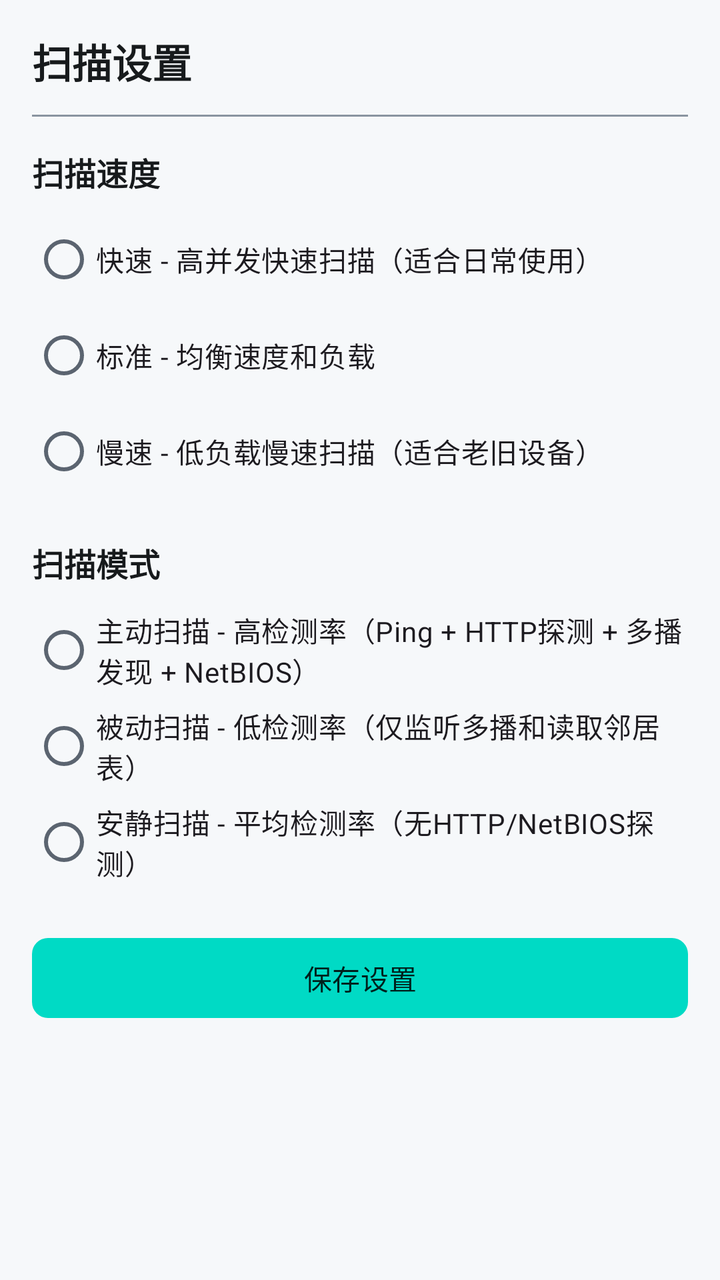
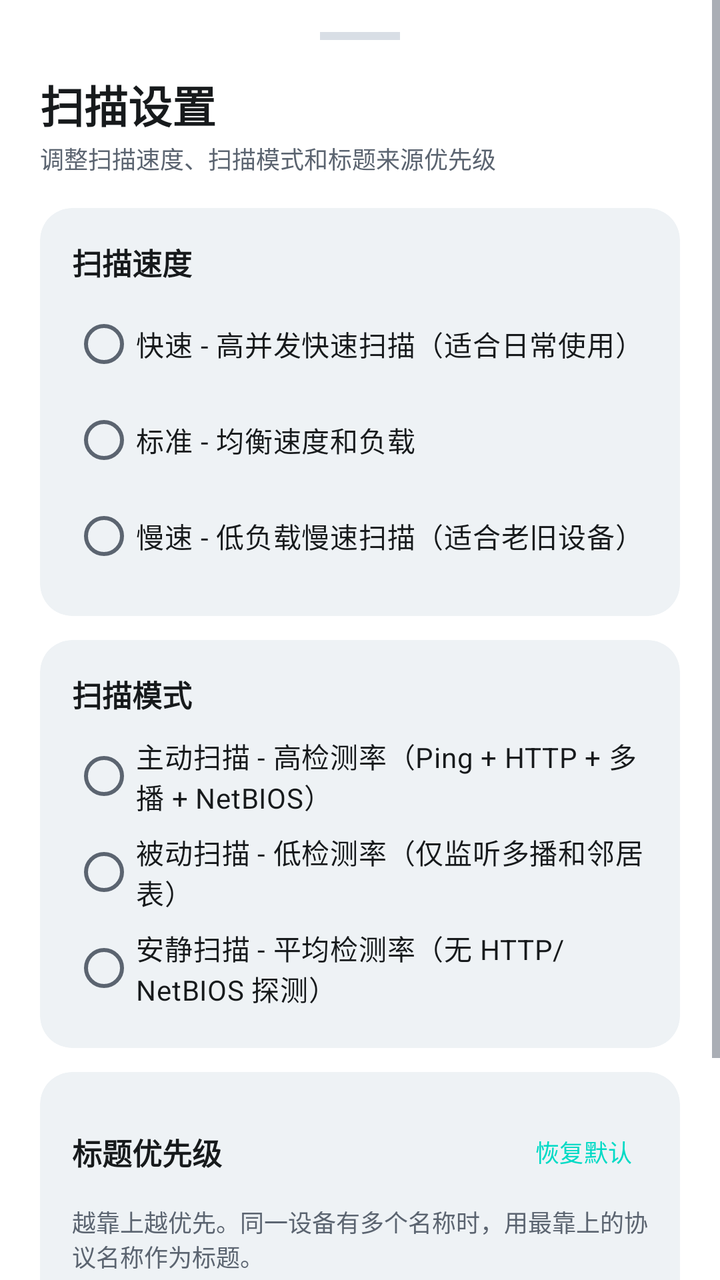

An Android layout rendered at two revisions. The XML below is the earlier revision; the diff shows what the commit changed to produce the second picture.
<!-- AndroidManifest.xml: application theme Theme.NetworkTool -->
<!-- res/layout/dialog_scan_settings.xml -->
<?xml version="1.0" encoding="utf-8"?>
<ScrollView xmlns:android="http://schemas.android.com/apk/res/android"
    xmlns:app="http://schemas.android.com/apk/res-auto"
    android:layout_width="match_parent"
    android:layout_height="wrap_content"
    android:fillViewport="true">

<LinearLayout
    android:layout_width="match_parent"
    android:layout_height="wrap_content"
    android:orientation="vertical"
    android:padding="16dp">

    <TextView
        android:layout_width="wrap_content"
        android:layout_height="wrap_content"
        android:text="扫描设置"
        android:textSize="20sp"
        android:textStyle="bold"
        android:textColor="?attr/colorOnSurface" />

    <View
        android:layout_width="match_parent"
        android:layout_height="1dp"
        android:layout_marginTop="12dp"
        android:background="?attr/colorOutline" />

    
    <TextView
        android:layout_width="wrap_content"
        android:layout_height="wrap_content"
        android:layout_marginTop="16dp"
        android:text="扫描速度"
        android:textSize="16sp"
        android:textStyle="bold"
        android:textColor="?attr/colorOnSurface" />

    <RadioGroup
        android:id="@+id/speedGroup"
        android:layout_width="match_parent"
        android:layout_height="wrap_content"
        android:layout_marginTop="8dp">

        <RadioButton
            android:id="@+id/speedFast"
            android:layout_width="match_parent"
            android:layout_height="wrap_content"
            android:text="快速 - 高并发快速扫描（适合日常使用）"
            android:buttonTint="?attr/colorPrimary" />

        <RadioButton
            android:id="@+id/speedStandard"
            android:layout_width="match_parent"
            android:layout_height="wrap_content"
            android:text="标准 - 均衡速度和负载"
            android:buttonTint="?attr/colorPrimary" />

        <RadioButton
            android:id="@+id/speedSlow"
            android:layout_width="match_parent"
            android:layout_height="wrap_content"
            android:text="慢速 - 低负载慢速扫描（适合老旧设备）"
            android:buttonTint="?attr/colorPrimary" />

    </RadioGroup>

    
    <TextView
        android:layout_width="wrap_content"
        android:layout_height="wrap_content"
        android:layout_marginTop="20dp"
        android:text="扫描模式"
        android:textSize="16sp"
        android:textStyle="bold"
        android:textColor="?attr/colorOnSurface" />

    <RadioGroup
        android:id="@+id/modeGroup"
        android:layout_width="match_parent"
        android:layout_height="wrap_content"
        android:layout_marginTop="8dp">

        <RadioButton
            android:id="@+id/modeActive"
            android:layout_width="match_parent"
            android:layout_height="wrap_content"
            android:text="主动扫描 - 高检测率（Ping + HTTP探测 + 多播发现 + NetBIOS）"
            android:buttonTint="?attr/colorPrimary" />

        <RadioButton
            android:id="@+id/modePassive"
            android:layout_width="match_parent"
            android:layout_height="wrap_content"
            android:text="被动扫描 - 低检测率（仅监听多播和读取邻居表）"
            android:buttonTint="?attr/colorPrimary" />

        <RadioButton
            android:id="@+id/modeQuiet"
            android:layout_width="match_parent"
            android:layout_height="wrap_content"
            android:text="安静扫描 - 平均检测率（无HTTP/NetBIOS探测）"
            android:buttonTint="?attr/colorPrimary" />

    </RadioGroup>

    <com.google.android.material.button.MaterialButton
        android:id="@+id/btnSave"
        android:layout_width="match_parent"
        android:layout_height="48dp"
        android:layout_marginTop="20dp"
        android:text="保存设置"
        app:cornerRadius="8dp" />

</LinearLayout>

</ScrollView>
<!-- resources referenced by this layout -->
<resources>
  <style name="Theme.NetworkTool" parent="Theme.Material3.Light.NoActionBar">
          
          <item name="colorPrimary">@color/colorPrimary</item>
          <item name="colorPrimaryDark">@color/colorPrimaryDark</item>
          <item name="colorAccent">@color/colorAccent</item>
          <item name="colorOnPrimary">@color/colorOnPrimary</item>
          <item name="colorPrimaryContainer">@color/colorPrimaryContainer</item>
          <item name="colorOnPrimaryContainer">@color/colorOnPrimaryContainer</item>
  
          
          <item name="android:colorBackground">@color/colorBackground</item>
          <item name="colorSurface">@color/colorSurface</item>
          <item name="colorOnSurface">@color/colorOnSurface</item>
          <item name="colorOnBackground">@color/colorOnBackground</item>
          <item name="colorSurfaceVariant">@color/colorSurfaceContainer</item>
          <item name="colorOnSurfaceVariant">@color/textSecondary</item>
  
          
          <item name="colorOutline">@color/colorOutline</item>
          <item name="colorOutlineVariant">@color/colorOutlineVariant</item>
  
          
          <item name="android:textColorPrimary">@color/textPrimary</item>
          <item name="android:textColorSecondary">@color/textSecondary</item>
  
          
          <item name="android:statusBarColor">@color/colorBackground</item>
          <item name="android:navigationBarColor">@color/colorSurface</item>
          <item name="android:windowLightStatusBar">true</item>
          <item name="android:windowLightNavigationBar">true</item>
          <item name="android:windowBackground">@color/colorBackground</item>
          <item name="android:windowDrawsSystemBarBackgrounds">true</item>
  
          
          <item name="toolbarStyle">@style/Widget.NetworkTool.Toolbar</item>
          <item name="materialButtonStyle">@style/Widget.NetworkTool.Button</item>
      </style>
  <color name="colorPrimary">#00DAC5</color>
  <color name="colorPrimaryDark">#00B5A1</color>
  <color name="colorAccent">#00DAC5</color>
  <color name="colorOnPrimary">#00201C</color>
  <color name="colorPrimaryContainer">#B8FFF7</color>
  <color name="colorOnPrimaryContainer">#00201C</color>
  <color name="colorBackground">#F6F8FA</color>
  <color name="colorSurface">#FFFFFF</color>
  <color name="colorOnSurface">#171A1C</color>
  <color name="colorOnBackground">#171A1C</color>
  <color name="colorSurfaceContainer">#EEF2F5</color>
  <color name="textSecondary">#5B6470</color>
  <color name="colorOutline">#8A94A0</color>
  <color name="colorOutlineVariant">#D8DEE5</color>
  <color name="textPrimary">#171A1C</color>
  <style name="Widget.NetworkTool.Toolbar" parent="Widget.Material3.Toolbar">
          <item name="android:background">@android:color/transparent</item>
          <item name="android:elevation">0dp</item>
          <item name="titleTextColor">?attr/colorOnSurface</item>
          <item name="titleTextAppearance">@style/TextAppearance.NetworkTool.ToolbarTitle</item>
          <item name="subtitleTextColor">?attr/colorOnSurfaceVariant</item>
          <item name="navigationIconTint">?attr/colorOnSurface</item>
      </style>
  <style name="Widget.NetworkTool.Button" parent="Widget.Material3.Button">
          <item name="android:elevation">0dp</item>
          <item name="android:stateListAnimator">@null</item>
      </style>
  <style name="TextAppearance.NetworkTool.ToolbarTitle" parent="TextAppearance.Material3.TitleLarge">
          <item name="android:textSize">20sp</item>
          <item name="android:textStyle">bold</item>
          <item name="android:textColor">?attr/colorOnSurface</item>
      </style>
</resources>

<!-- the commit's change to res/layout/dialog_scan_settings.xml (unified diff, before → after) -->
@@ -3,114 +3,236 @@
     xmlns:app="http://schemas.android.com/apk/res-auto"
     android:layout_width="match_parent"
     android:layout_height="wrap_content"
+    android:background="?attr/colorSurface"
     android:fillViewport="true">
 
-<LinearLayout
-    android:layout_width="match_parent"
-    android:layout_height="wrap_content"
-    android:orientation="vertical"
-    android:padding="16dp">
-
-    <TextView
-        android:layout_width="wrap_content"
-        android:layout_height="wrap_content"
-        android:text="扫描设置"
-        android:textSize="20sp"
-        android:textStyle="bold"
-        android:textColor="?attr/colorOnSurface" />
-
-    <View
-        android:layout_width="match_parent"
-        android:layout_height="1dp"
-        android:layout_marginTop="12dp"
-        android:background="?attr/colorOutline" />
-
-    
-    <TextView
-        android:layout_width="wrap_content"
-        android:layout_height="wrap_content"
-        android:layout_marginTop="16dp"
-        android:text="扫描速度"
-        android:textSize="16sp"
-        android:textStyle="bold"
-        android:textColor="?attr/colorOnSurface" />
-
-    <RadioGroup
-        android:id="@+id/speedGroup"
+    <LinearLayout
         android:layout_width="match_parent"
         android:layout_height="wrap_content"
-        android:layout_marginTop="8dp">
-
-        <RadioButton
-            android:id="@+id/speedFast"
-            android:layout_width="match_parent"
-            android:layout_height="wrap_content"
-            android:text="快速 - 高并发快速扫描（适合日常使用）"
-            android:buttonTint="?attr/colorPrimary" />
-
-        <RadioButton
-            android:id="@+id/speedStandard"
-            android:layout_width="match_parent"
-            android:layout_height="wrap_content"
-            android:text="标准 - 均衡速度和负载"
-            android:buttonTint="?attr/colorPrimary" />
-
-        <RadioButton
-            android:id="@+id/speedSlow"
-            android:layout_width="match_parent"
-            android:layout_height="wrap_content"
-            android:text="慢速 - 低负载慢速扫描（适合老旧设备）"
-            android:buttonTint="?attr/colorPrimary" />
-
-    </RadioGroup>
-
-    
-    <TextView
-        android:layout_width="wrap_content"
-        android:layout_height="wrap_content"
-        android:layout_marginTop="20dp"
-        android:text="扫描模式"
-        android:textSize="16sp"
-        android:textStyle="bold"
-        android:textColor="?attr/colorOnSurface" />
-
-    <RadioGroup
-        android:id="@+id/modeGroup"
-        android:layout_width="match_parent"
-        android:layout_height="wrap_content"
-        android:layout_marginTop="8dp">
-
-        <RadioButton
-            android:id="@+id/modeActive"
-            android:layout_width="match_parent"
-            android:layout_height="wrap_content"
-            android:text="主动扫描 - 高检测率（Ping + HTTP探测 + 多播发现 + NetBIOS）"
-            android:buttonTint="?attr/colorPrimary" />
-
-        <RadioButton
-            android:id="@+id/modePassive"
-            android:layout_width="match_parent"
-            android:layout_height="wrap_content"
-            android:text="被动扫描 - 低检测率（仅监听多播和读取邻居表）"
-            android:buttonTint="?attr/colorPrimary" />
-
-        <RadioButton
-            android:id="@+id/modeQuiet"
-            android:layout_width="match_parent"
-            android:layout_height="wrap_content"
-            android:text="安静扫描 - 平均检测率（无HTTP/NetBIOS探测）"
-            android:buttonTint="?attr/colorPrimary" />
-
-    </RadioGroup>
-
-    <com.google.android.material.button.MaterialButton
-        android:id="@+id/btnSave"
-        android:layout_width="match_parent"
-        android:layout_height="48dp"
-        android:layout_marginTop="20dp"
-        android:text="保存设置"
-        app:cornerRadius="8dp" />
-
-</LinearLayout>
-
+        android:orientation="vertical"
+        android:paddingStart="@dimen/space_5"
+        android:paddingTop="@dimen/space_4"
+        android:paddingEnd="@dimen/space_5"
+        android:paddingBottom="@dimen/space_5">
+
+        <View
+            android:layout_width="40dp"
+            android:layout_height="4dp"
+            android:layout_gravity="center_horizontal"
+            android:background="?attr/colorOutlineVariant" />
+
+        <TextView
+            android:layout_width="wrap_content"
+            android:layout_height="wrap_content"
+            android:layout_marginTop="@dimen/space_4"
+            android:text="扫描设置"
+            android:textColor="?attr/colorOnSurface"
+            android:textSize="22sp"
+            android:textStyle="bold" />
+
+        <TextView
+            android:layout_width="wrap_content"
+            android:layout_height="wrap_content"
+            android:layout_marginTop="2dp"
+            android:text="调整扫描速度、扫描模式和标题来源优先级"
+            android:textColor="?attr/colorOnSurfaceVariant"
+            android:textSize="12sp" />
+
+        
+        <com.google.android.material.card.MaterialCardView
+            android:layout_width="match_parent"
+            android:layout_height="wrap_content"
+            android:layout_marginTop="@dimen/space_4"
+            app:cardBackgroundColor="?attr/colorSurfaceVariant"
+            app:cardCornerRadius="16dp"
+            app:cardElevation="0dp"
+            app:strokeWidth="0dp">
+
+            <LinearLayout
+                android:layout_width="match_parent"
+                android:layout_height="wrap_content"
+                android:orientation="vertical"
+                android:padding="16dp">
+
+                <TextView
+                    android:layout_width="wrap_content"
+                    android:layout_height="wrap_content"
+                    android:text="扫描速度"
+                    android:textColor="?attr/colorOnSurface"
+                    android:textSize="15sp"
+                    android:textStyle="bold" />
+
+                <RadioGroup
+                    android:id="@+id/speedGroup"
+                    android:layout_width="match_parent"
+                    android:layout_height="wrap_content"
+                    android:layout_marginTop="6dp">
+
+                    <RadioButton
+                        android:id="@+id/speedFast"
+                        android:layout_width="match_parent"
+                        android:layout_height="wrap_content"
+                        android:text="快速 - 高并发快速扫描（适合日常使用）"
+                        android:textColor="?attr/colorOnSurface"
+                        android:textSize="14sp"
+                        android:buttonTint="?attr/colorPrimary" />
+
+                    <RadioButton
+                        android:id="@+id/speedStandard"
+                        android:layout_width="match_parent"
+                        android:layout_height="wrap_content"
+                        android:text="标准 - 均衡速度和负载"
+                        android:textColor="?attr/colorOnSurface"
+                        android:textSize="14sp"
+                        android:buttonTint="?attr/colorPrimary" />
+
+                    <RadioButton
+                        android:id="@+id/speedSlow"
+                        android:layout_width="match_parent"
+                        android:layout_height="wrap_content"
+                        android:text="慢速 - 低负载慢速扫描（适合老旧设备）"
+                        android:textColor="?attr/colorOnSurface"
+                        android:textSize="14sp"
+                        android:buttonTint="?attr/colorPrimary" />
+                </RadioGroup>
+            </LinearLayout>
+        </com.google.android.material.card.MaterialCardView>
+
+        
+        <com.google.android.material.card.MaterialCardView
+            android:layout_width="match_parent"
+            android:layout_height="wrap_content"
+            android:layout_marginTop="@dimen/space_3"
+            app:cardBackgroundColor="?attr/colorSurfaceVariant"
+            app:cardCornerRadius="16dp"
+            app:cardElevation="0dp"
+            app:strokeWidth="0dp">
+
+            <LinearLayout
+                android:layout_width="match_parent"
+                android:layout_height="wrap_content"
+                android:orientation="vertical"
+                android:padding="16dp">
+
+                <TextView
+                    android:layout_width="wrap_content"
+                    android:layout_height="wrap_content"
+                    android:text="扫描模式"
+                    android:textColor="?attr/colorOnSurface"
+                    android:textSize="15sp"
+                    android:textStyle="bold" />
+
+                <RadioGroup
+                    android:id="@+id/modeGroup"
+                    android:layout_width="match_parent"
+                    android:layout_height="wrap_content"
+                    android:layout_marginTop="6dp">
+
+                    <RadioButton
+                        android:id="@+id/modeActive"
+                        android:layout_width="match_parent"
+                        android:layout_height="wrap_content"
+                        android:text="主动扫描 - 高检测率（Ping + HTTP + 多播 + NetBIOS）"
+                        android:textColor="?attr/colorOnSurface"
+                        android:textSize="14sp"
+                        android:buttonTint="?attr/colorPrimary" />
+
+                    <RadioButton
+                        android:id="@+id/modePassive"
+                        android:layout_width="match_parent"
+                        android:layout_height="wrap_content"
+                        android:text="被动扫描 - 低检测率（仅监听多播和邻居表）"
+                        android:textColor="?attr/colorOnSurface"
+                        android:textSize="14sp"
+                        android:buttonTint="?attr/colorPrimary" />
+
+                    <RadioButton
+                        android:id="@+id/modeQuiet"
+                        android:layout_width="match_parent"
+                        android:layout_height="wrap_content"
+                        android:text="安静扫描 - 平均检测率（无 HTTP/NetBIOS 探测）"
+                        android:textColor="?attr/colorOnSurface"
+                        android:textSize="14sp"
+                        android:buttonTint="?attr/colorPrimary" />
+                </RadioGroup>
+            </LinearLayout>
+        </com.google.android.material.card.MaterialCardView>
+
+        
+        <com.google.android.material.card.MaterialCardView
+            android:layout_width="match_parent"
+            android:layout_height="wrap_content"
+            android:layout_marginTop="@dimen/space_3"
+            app:cardBackgroundColor="?attr/colorSurfaceVariant"
+            app:cardCornerRadius="16dp"
+            app:cardElevation="0dp"
+            app:strokeWidth="0dp">
+
+            <LinearLayout
+                android:layout_width="match_parent"
+                android:layout_height="wrap_content"
+                android:orientation="vertical"
+                android:padding="16dp">
+
+                <LinearLayout
+                    android:layout_width="match_parent"
+                    android:layout_height="wrap_content"
+                    android:gravity="center_vertical"
+                    android:orientation="horizontal">
+
+                    <TextView
+                        android:layout_width="0dp"
+                        android:layout_height="wrap_content"
+                        android:layout_weight="1"
+                        android:text="标题优先级"
+                        android:textColor="?attr/colorOnSurface"
+                        android:textSize="15sp"
+                        android:textStyle="bold" />
+
+                    <com.google.android.material.button.MaterialButton
+                        android:id="@+id/btnResetPriority"
+                        style="@style/Widget.NetworkTool.Button.TextButton"
+                        android:layout_width="wrap_content"
+                        android:layout_height="wrap_content"
+                        android:minWidth="0dp"
+                        android:paddingStart="8dp"
+                        android:paddingEnd="8dp"
+                        android:text="恢复默认"
+                        android:textSize="12sp" />
+                </LinearLayout>
+
+                <TextView
+                    android:layout_width="match_parent"
+                    android:layout_height="wrap_content"
+                    android:layout_marginTop="2dp"
+                    android:text="越靠上越优先。同一设备有多个名称时，用最靠上的协议名称作为标题。"
+                    android:textColor="?attr/colorOnSurfaceVariant"
+                    android:textSize="12sp" />
+
+                <LinearLayout
+                    android:id="@+id/priorityList"
+                    android:layout_width="match_parent"
+                    android:layout_height="wrap_content"
+                    android:layout_marginTop="8dp"
+                    android:orientation="vertical" />
+            </LinearLayout>
+        </com.google.android.material.card.MaterialCardView>
+
+        <com.google.android.material.button.MaterialButton
+            android:id="@+id/btnSave"
+            android:layout_width="match_parent"
+            android:layout_height="48dp"
+            android:layout_marginTop="@dimen/space_5"
+            android:text="保存设置"
+            app:cornerRadius="12dp" />
+
+        <TextView
+            android:layout_width="match_parent"
+            android:layout_height="wrap_content"
+            android:layout_marginTop="8dp"
+            android:gravity="center"
+            android:text="重新扫描后生效"
+            android:textColor="?attr/colorOnSurfaceVariant"
+            android:textSize="12sp" />
+    </LinearLayout>
 </ScrollView>
<!-- resource entries referenced after the edit -->
@@ -1,5 +1,12 @@
 <!-- resources referenced by this layout -->
 <resources>
+  <dimen name="space_3">12dp</dimen>
+  <dimen name="space_4">16dp</dimen>
+  <dimen name="space_5">20dp</dimen>
+  <style name="Widget.NetworkTool.Button.TextButton" parent="Widget.Material3.Button.TextButton">
+          <item name="android:elevation">0dp</item>
+          <item name="android:stateListAnimator">@null</item>
+      </style>
   <style name="Theme.NetworkTool" parent="Theme.Material3.Light.NoActionBar">
           
           <item name="colorPrimary">@color/colorPrimary</item>
